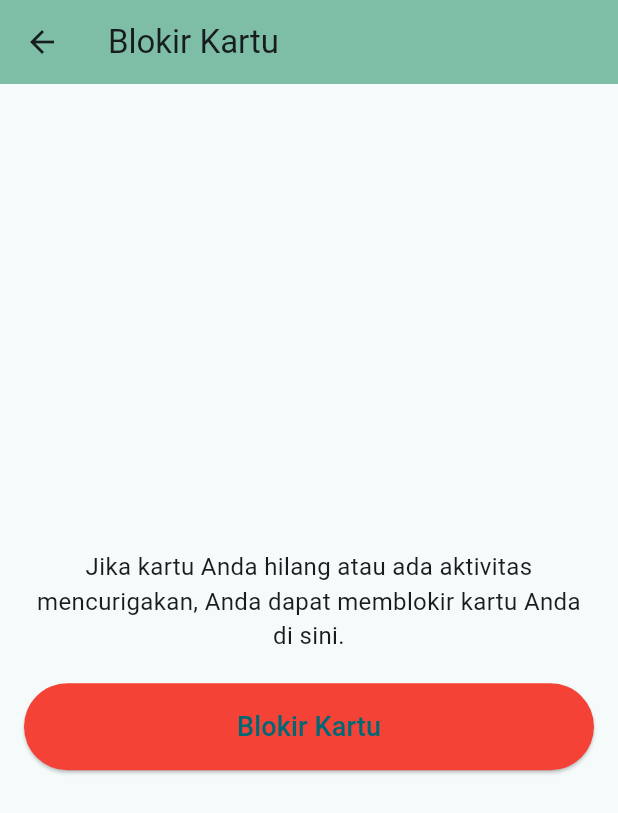
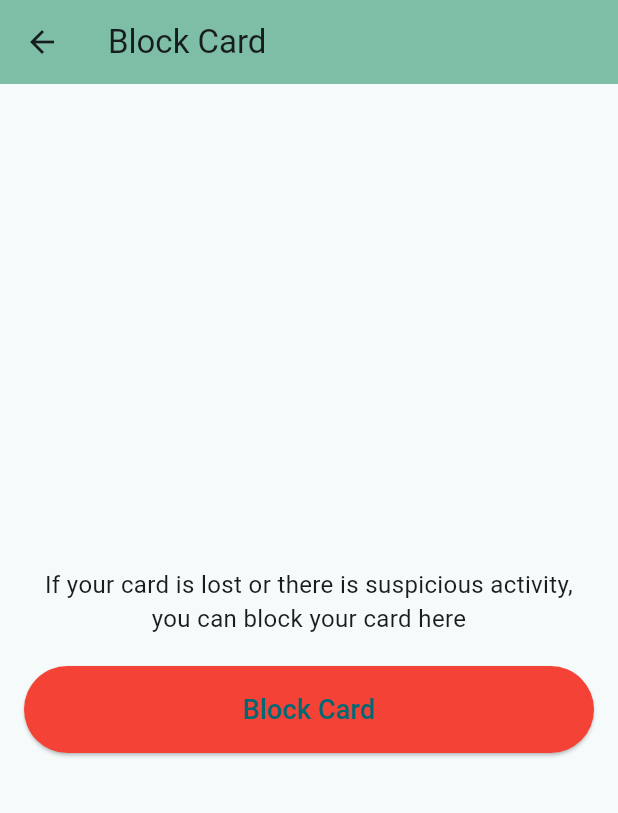
Before and after one commit to iunoz/uts_mobile_banking, a Flutter app: the BlockCardScreen screen opened directly, on a phone screen of 412 x 824 dp. Shown: the top 813 px of the screen. Run offline on Flutter 3.47's test engine with Material 3 defaults, Android fonts, the phone set to English and light mode, and no system bars.

Commit message:
mengubah menjadi bahasa inggris, dan memupdate blockcard

```diff
--- a/lib/screens/blockCard_screen.dart
+++ b/lib/screens/blockCard_screen.dart
@@ -1,16 +1,17 @@
 import 'package:flutter/material.dart';
+import 'login_screen.dart';
 
 class BlockCardScreen extends StatelessWidget {
-  const BlockCardScreen({Key? key}) : super(key: key);
+  const BlockCardScreen({super.key});
 
-  void _showBlockConfirmationDialog(BuildContext context) {
+  void showBlockConfirmationDialog(BuildContext context) {
     showDialog(
       context: context,
       builder: (BuildContext context) {
         return AlertDialog(
-          title: const Text("Konfirmasi Blokir Kartu"),
+          title: const Text("Card Block Confirmation"),
           content: const Text(
-              "Apakah Anda yakin ingin memblokir kartu ini? Tindakan ini tidak dapat dibatalkan."),
+              "Are you sure you want to block this card? This action cannot be undone."),
           actions: [
             TextButton(
               child: const Text("Cancel"),
@@ -21,10 +22,16 @@ class BlockCardScreen extends StatelessWidget {
             ElevatedButton(
               child: const Text("Confirm"),
               onPressed: () {
-                // Tambahkan logika untuk memblokir kartu
+                // logika untuk memblokir kartu
                 Navigator.of(context).pop();
                 ScaffoldMessenger.of(context).showSnackBar(
-                  const SnackBar(content: Text('Kartu berhasil diblokir')),
+                  const SnackBar(
+                      content: Text('Card has been successfully blocked')),
+                );
+
+                // Pindah  ke halaman login
+                Navigator.of(context).pushReplacement(
+                  MaterialPageRoute(builder: (context) => LoginScreen()),
                 );
               },
             ),
@@ -38,7 +45,7 @@ class BlockCardScreen extends StatelessWidget {
   Widget build(BuildContext context) {
     return Scaffold(
       appBar: AppBar(
-        title: const Text('Blokir Kartu'),
+        title: const Text('Block Card'),
         backgroundColor: const Color(0xFF7EBDA6),
       ),
       body: Padding(
@@ -48,21 +55,21 @@ class BlockCardScreen extends StatelessWidget {
           crossAxisAlignment: CrossAxisAlignment.stretch,
           children: [
             const Text(
-              "Jika kartu Anda hilang atau ada aktivitas mencurigakan, Anda dapat memblokir kartu Anda di sini.",
+              "If your card is lost or there is suspicious activity, you can block your card here",
               style: TextStyle(fontSize: 16),
               textAlign: TextAlign.center,
             ),
             const SizedBox(height: 20),
             ElevatedButton(
               onPressed: () {
-                _showBlockConfirmationDialog(context);
+                showBlockConfirmationDialog(context);
               },
               style: ElevatedButton.styleFrom(
                 backgroundColor: Colors.red,
                 padding: const EdgeInsets.symmetric(vertical: 16),
               ),
               child: const Text(
-                'Blokir Kartu',
+                'Block Card',
                 style: TextStyle(fontSize: 18),
               ),
             ),
```
Also changed, not shown: lib/screens/virtualaccount_screen.dart (+12 -12 lines).
